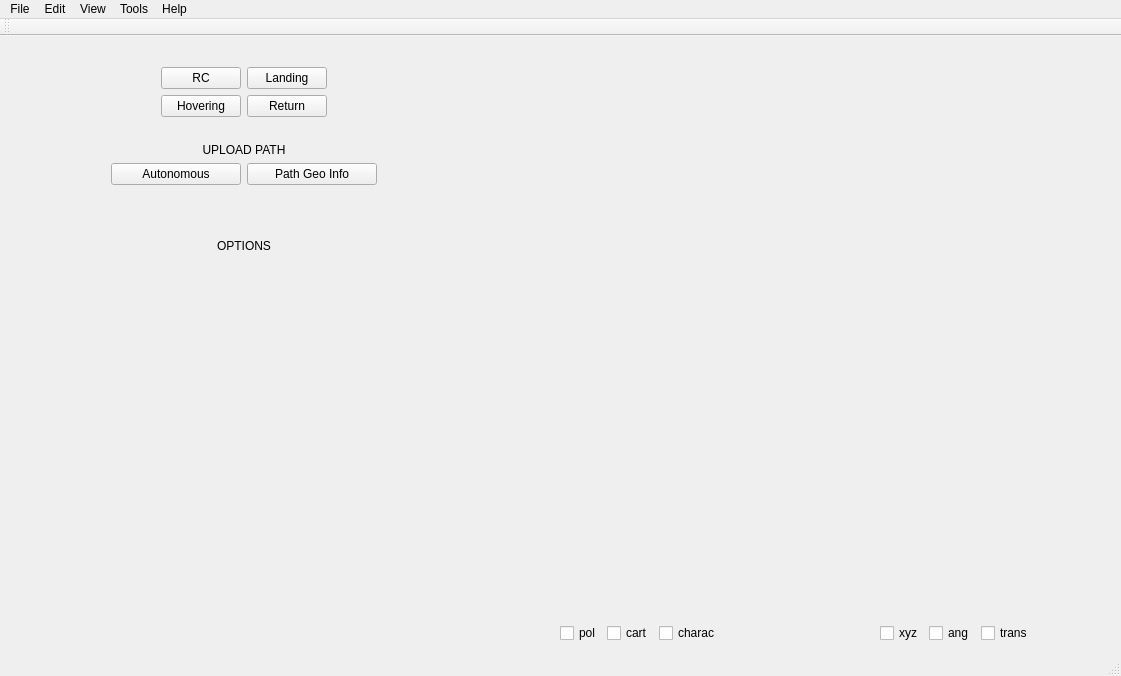
Above: mainwindow.ui from abbasloo/gstation before the change. Below: the same form after it.
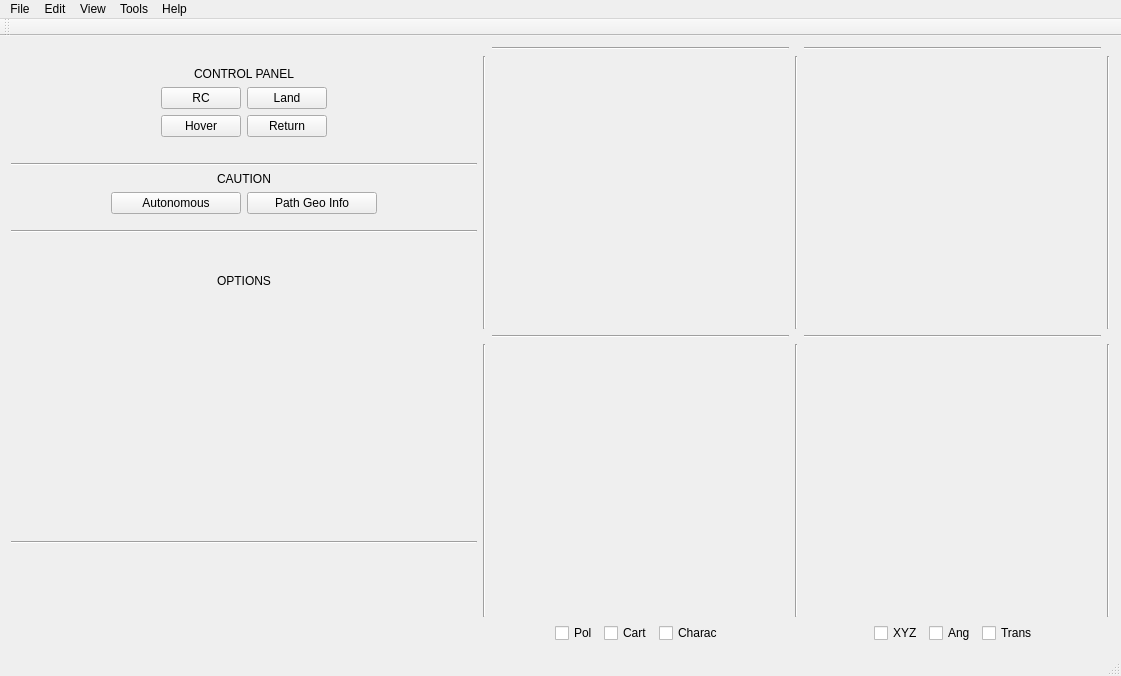
That is the form after the change. Custom widgets are drawn as their Qt base class.

Diff of the .ui file:
```diff
--- a/mainwindow.ui
+++ b/mainwindow.ui
@@ -27,151 +27,168 @@
     </sizepolicy>
    </property>
    <layout class="QGridLayout" name="gridLayout">
+    <item row="1" column="1">
+     <layout class="QGridLayout" name="gridLayout_2">
+      <property name="sizeConstraint">
+       <enum>QLayout::SetDefaultConstraint</enum>
+      </property>
+      <item row="0" column="1">
+       <layout class="QGridLayout" name="gridLayout_12">
+        <item row="0" column="0">
+         <widget class="QCheckBox" name="checkBox_1">
+          <property name="sizePolicy">
+           <sizepolicy hsizetype="Preferred" vsizetype="Preferred">
+            <horstretch>0</horstretch>
+            <verstretch>0</verstretch>
+           </sizepolicy>
+          </property>
+          <property name="text">
+           <string>Pol</string>
+          </property>
+         </widget>
+        </item>
+        <item row="0" column="1">
+         <widget class="QCheckBox" name="checkBox_2">
+          <property name="sizePolicy">
+           <sizepolicy hsizetype="Preferred" vsizetype="Preferred">
+            <horstretch>0</horstretch>
+            <verstretch>0</verstretch>
+           </sizepolicy>
+          </property>
+          <property name="text">
+           <string>Cart</string>
+          </property>
+         </widget>
+        </item>
+        <item row="0" column="2">
+         <widget class="QCheckBox" name="checkBox_3">
+          <property name="sizePolicy">
+           <sizepolicy hsizetype="Preferred" vsizetype="Preferred">
+            <horstretch>0</horstretch>
+            <verstretch>0</verstretch>
+           </sizepolicy>
+          </property>
+          <property name="text">
+           <string>Charac</string>
+          </property>
+         </widget>
+        </item>
+       </layout>
+      </item>
+      <item row="0" column="5">
+       <spacer name="horizontalSpacer_4">
+        <property name="orientation">
+         <enum>Qt::Horizontal</enum>
+        </property>
+        <property name="sizeType">
+         <enum>QSizePolicy::MinimumExpanding</enum>
+        </property>
+        <property name="sizeHint" stdset="0">
+         <size>
+          <width>15</width>
+          <height>10</height>
+         </size>
+        </property>
+       </spacer>
+      </item>
+      <item row="0" column="3">
+       <spacer name="horizontalSpacer_3">
+        <property name="orientation">
+         <enum>Qt::Horizontal</enum>
+        </property>
+        <property name="sizeType">
+         <enum>QSizePolicy::MinimumExpanding</enum>
+        </property>
+        <property name="sizeHint" stdset="0">
+         <size>
+          <width>15</width>
+          <height>10</height>
+         </size>
+        </property>
+       </spacer>
+      </item>
+      <item row="0" column="4">
+       <layout class="QGridLayout" name="gridLayout_13">
+        <item row="0" column="0">
+         <widget class="QCheckBox" name="checkBox_4">
+          <property name="sizePolicy">
+           <sizepolicy hsizetype="Preferred" vsizetype="Preferred">
+            <horstretch>0</horstretch>
+            <verstretch>0</verstretch>
+           </sizepolicy>
+          </property>
+          <property name="text">
+           <string>XYZ</string>
+          </property>
+         </widget>
+        </item>
+        <item row="0" column="1">
+         <widget class="QCheckBox" name="checkBox_5">
+          <property name="sizePolicy">
+           <sizepolicy hsizetype="Preferred" vsizetype="Preferred">
+            <horstretch>0</horstretch>
+            <verstretch>0</verstretch>
+           </sizepolicy>
+          </property>
+          <property name="text">
+           <string>Ang</string>
+          </property>
+         </widget>
+        </item>
+        <item row="0" column="2">
+         <widget class="QCheckBox" name="checkBox_6">
+          <property name="sizePolicy">
+           <sizepolicy hsizetype="Preferred" vsizetype="Preferred">
+            <horstretch>0</horstretch>
+            <verstretch>0</verstretch>
+           </sizepolicy>
+          </property>
+          <property name="text">
+           <string>Trans</string>
+          </property>
+         </widget>
+        </item>
+       </layout>
+      </item>
+      <item row="0" column="0">
+       <spacer name="horizontalSpacer_1">
+        <property name="orientation">
+         <enum>Qt::Horizontal</enum>
+        </property>
+        <property name="sizeType">
+         <enum>QSizePolicy::MinimumExpanding</enum>
+        </property>
+        <property name="sizeHint" stdset="0">
+         <size>
+          <width>15</width>
+          <height>10</height>
+         </size>
+        </property>
+       </spacer>
+      </item>
+      <item row="0" column="2">
+       <spacer name="horizontalSpacer_2">
+        <property name="orientation">
+         <enum>Qt::Horizontal</enum>
+        </property>
+        <property name="sizeType">
+         <enum>QSizePolicy::MinimumExpanding</enum>
+        </property>
+        <property name="sizeHint" stdset="0">
+         <size>
+          <width>15</width>
+          <height>10</height>
+         </size>
+        </property>
+       </spacer>
+      </item>
+     </layout>
+    </item>
     <item row="0" column="0" rowspan="2">
      <layout class="QGridLayout" name="gridLayout_11">
-      <item row="2" column="0">
-       <layout class="QGridLayout" name="gridLayout_8">
-        <item row="0" column="0">
-         <widget class="QLabel" name="label_3">
-          <property name="sizePolicy">
-           <sizepolicy hsizetype="Preferred" vsizetype="Preferred">
-            <horstretch>0</horstretch>
-            <verstretch>0</verstretch>
-           </sizepolicy>
-          </property>
-          <property name="text">
-           <string/>
-          </property>
-          <property name="alignment">
-           <set>Qt::AlignCenter</set>
-          </property>
-         </widget>
-        </item>
-       </layout>
-      </item>
       <item row="0" column="0">
        <layout class="QGridLayout" name="gridLayout_6">
-        <item row="2" column="0">
-         <spacer name="verticalSpacer">
-          <property name="orientation">
-           <enum>Qt::Vertical</enum>
-          </property>
-          <property name="sizeType">
-           <enum>QSizePolicy::Preferred</enum>
-          </property>
-          <property name="sizeHint" stdset="0">
-           <size>
-            <width>10</width>
-            <height>20</height>
-           </size>
-          </property>
-         </spacer>
-        </item>
-        <item row="0" column="0">
-         <spacer name="verticalSpacer_2">
-          <property name="orientation">
-           <enum>Qt::Vertical</enum>
-          </property>
-          <property name="sizeType">
-           <enum>QSizePolicy::Preferred</enum>
-          </property>
-          <property name="sizeHint" stdset="0">
-           <size>
-            <width>10</width>
-            <height>20</height>
-           </size>
-          </property>
-         </spacer>
-        </item>
-        <item row="1" column="0">
-         <layout class="QGridLayout" name="gridLayout_3">
-          <item row="1" column="3">
-           <widget class="QPushButton" name="pushButton_2">
-            <property name="sizePolicy">
-             <sizepolicy hsizetype="Preferred" vsizetype="Preferred">
-              <horstretch>0</horstretch>
-              <verstretch>0</verstretch>
-             </sizepolicy>
-            </property>
-            <property name="text">
-             <string>Return</string>
-            </property>
-           </widget>
-          </item>
-          <item row="1" column="1">
-           <widget class="QPushButton" name="pushButton_4">
-            <property name="sizePolicy">
-             <sizepolicy hsizetype="Preferred" vsizetype="Preferred">
-              <horstretch>0</horstretch>
-              <verstretch>0</verstretch>
-             </sizepolicy>
-            </property>
-            <property name="text">
-             <string>Hovering</string>
-            </property>
-           </widget>
-          </item>
-          <item row="0" column="1">
-           <widget class="QPushButton" name="pushButton_1">
-            <property name="sizePolicy">
-             <sizepolicy hsizetype="Preferred" vsizetype="Preferred">
-              <horstretch>0</horstretch>
-              <verstretch>0</verstretch>
-             </sizepolicy>
-            </property>
-            <property name="text">
-             <string>RC</string>
-            </property>
-           </widget>
-          </item>
-          <item row="0" column="3">
-           <widget class="QPushButton" name="pushButton_3">
-            <property name="sizePolicy">
-             <sizepolicy hsizetype="Preferred" vsizetype="Preferred">
-              <horstretch>0</horstretch>
-              <verstretch>0</verstretch>
-             </sizepolicy>
-            </property>
-            <property name="text">
-             <string>Landing</string>
-            </property>
-           </widget>
-          </item>
-          <item row="0" column="0">
-           <spacer name="horizontalSpacer">
-            <property name="orientation">
-             <enum>Qt::Horizontal</enum>
-            </property>
-            <property name="sizeType">
-             <enum>QSizePolicy::Maximum</enum>
-            </property>
-            <property name="sizeHint" stdset="0">
-             <size>
-              <width>150</width>
-              <height>10</height>
-             </size>
-            </property>
-           </spacer>
-          </item>
-          <item row="0" column="4">
-           <spacer name="horizontalSpacer_5">
-            <property name="orientation">
-             <enum>Qt::Horizontal</enum>
-            </property>
-            <property name="sizeType">
-             <enum>QSizePolicy::Maximum</enum>
-            </property>
-            <property name="sizeHint" stdset="0">
-             <size>
-              <width>150</width>
-              <height>10</height>
-             </size>
-            </property>
-           </spacer>
-          </item>
-         </layout>
-        </item>
-        <item row="3" column="0">
+        <item row="5" column="0">
          <layout class="QGridLayout" name="gridLayout_5">
           <item row="1" column="0">
            <layout class="QGridLayout" name="gridLayout_4">
@@ -183,6 +200,12 @@
                 <verstretch>0</verstretch>
                </sizepolicy>
               </property>
+              <property name="minimumSize">
+               <size>
+                <width>0</width>
+                <height>0</height>
+               </size>
+              </property>
               <property name="text">
                <string>Path Geo Info</string>
               </property>
@@ -202,7 +225,7 @@
              </widget>
             </item>
             <item row="0" column="0">
-             <spacer name="horizontalSpacer_7">
+             <spacer name="horizontalSpacer_8">
               <property name="orientation">
                <enum>Qt::Horizontal</enum>
               </property>
@@ -218,7 +241,7 @@
              </spacer>
             </item>
             <item row="0" column="3">
-             <spacer name="horizontalSpacer_6">
+             <spacer name="horizontalSpacer_7">
               <property name="orientation">
                <enum>Qt::Horizontal</enum>
               </property>
@@ -250,7 +273,7 @@
              </size>
             </property>
             <property name="text">
-             <string>UPLOAD PATH</string>
+             <string>CAUTION</string>
             </property>
             <property name="alignment">
              <set>Qt::AlignCenter</set>
@@ -259,11 +282,157 @@
           </item>
          </layout>
         </item>
+        <item row="0" column="0">
+         <spacer name="verticalSpacer_2">
+          <property name="orientation">
+           <enum>Qt::Vertical</enum>
+          </property>
+          <property name="sizeType">
+           <enum>QSizePolicy::Maximum</enum>
+          </property>
+          <property name="sizeHint" stdset="0">
+           <size>
+            <width>10</width>
+            <height>20</height>
+           </size>
+          </property>
+         </spacer>
+        </item>
+        <item row="2" column="0">
+         <layout class="QGridLayout" name="gridLayout_3">
+          <item row="1" column="3">
+           <widget class="QPushButton" name="pushButton_2">
+            <property name="sizePolicy">
+             <sizepolicy hsizetype="Preferred" vsizetype="Preferred">
+              <horstretch>0</horstretch>
+              <verstretch>0</verstretch>
+             </sizepolicy>
+            </property>
+            <property name="text">
+             <string>Return</string>
+            </property>
+           </widget>
+          </item>
+          <item row="1" column="1">
+           <widget class="QPushButton" name="pushButton_4">
+            <property name="sizePolicy">
+             <sizepolicy hsizetype="Preferred" vsizetype="Preferred">
+              <horstretch>0</horstretch>
+              <verstretch>0</verstretch>
+             </sizepolicy>
+            </property>
+            <property name="text">
+             <string>Hover</string>
+            </property>
+           </widget>
+          </item>
+          <item row="0" column="1">
+           <widget class="QPushButton" name="pushButton_1">
+            <property name="sizePolicy">
+             <sizepolicy hsizetype="Preferred" vsizetype="Preferred">
+              <horstretch>0</horstretch>
+              <verstretch>0</verstretch>
+             </sizepolicy>
+            </property>
+            <property name="text">
+             <string>RC</string>
+            </property>
+           </widget>
+          </item>
+          <item row="0" column="3">
+           <widget class="QPushButton" name="pushButton_3">
+            <property name="sizePolicy">
+             <sizepolicy hsizetype="Preferred" vsizetype="Preferred">
+              <horstretch>0</horstretch>
+              <verstretch>0</verstretch>
+             </sizepolicy>
+            </property>
+            <property name="text">
+             <string>Land</string>
+            </property>
+            <property name="iconSize">
+             <size>
+              <width>16</width>
+              <height>16</height>
+             </size>
+            </property>
+           </widget>
+          </item>
+          <item row="0" column="0">
+           <spacer name="horizontalSpacer_6">
+            <property name="orientation">
+             <enum>Qt::Horizontal</enum>
+            </property>
+            <property name="sizeType">
+             <enum>QSizePolicy::Maximum</enum>
+            </property>
+            <property name="sizeHint" stdset="0">
+             <size>
+              <width>150</width>
+              <height>10</height>
+             </size>
+            </property>
+           </spacer>
+          </item>
+          <item row="0" column="4">
+           <spacer name="horizontalSpacer_5">
+            <property name="orientation">
+             <enum>Qt::Horizontal</enum>
+            </property>
+            <property name="sizeType">
+             <enum>QSizePolicy::Maximum</enum>
+            </property>
+            <property name="sizeHint" stdset="0">
+             <size>
+              <width>150</width>
+              <height>10</height>
+             </size>
+            </property>
+           </spacer>
+          </item>
+         </layout>
+        </item>
+        <item row="3" column="0">
+         <spacer name="verticalSpacer">
+          <property name="orientation">
+           <enum>Qt::Vertical</enum>
+          </property>
+          <property name="sizeType">
+           <enum>QSizePolicy::Maximum</enum>
+          </property>
+          <property name="sizeHint" stdset="0">
+           <size>
+            <width>10</width>
+            <height>20</height>
+           </size>
+          </property>
+         </spacer>
+        </item>
+        <item row="1" column="0">
+         <widget class="QLabel" name="label_6">
+          <property name="lineWidth">
+           <number>1</number>
+          </property>
+          <property name="text">
+           <string>CONTROL PANEL</string>
+          </property>
+          <property name="alignment">
+           <set>Qt::AlignCenter</set>
+          </property>
+         </widget>
+        </item>
+        <item row="4" column="0">
+         <widget class="Line" name="line">
+          <property name="orientation">
+           <enum>Qt::Horizontal</enum>
+          </property>
+         </widget>
+        </item>
        </layout>
       </item>
-      <item row="1" column="0">
+      <item row="2" column="0">
        <layout class="QGridLayout" name="gridLayout_7">
-        <item row="0" column="0">
+        <item row="1" column="0">
          <widget class="QLabel" name="label_2">
           <property name="sizePolicy">
            <sizepolicy hsizetype="Preferred" vsizetype="Preferred">
@@ -279,9 +448,16 @@
           </property>
          </widget>
         </item>
+        <item row="0" column="0">
+         <widget class="Line" name="line_2">
+          <property name="orientation">
+           <enum>Qt::Horizontal</enum>
+          </property>
+         </widget>
+        </item>
        </layout>
       </item>
-      <item row="3" column="0">
+      <item row="4" column="0">
        <layout class="QGridLayout" name="gridLayout_9">
         <item row="0" column="0">
          <widget class="QLabel" name="label_4">
@@ -301,9 +477,31 @@
         </item>
        </layout>
       </item>
-      <item row="4" column="0">
+      <item row="7" column="0">
        <layout class="QGridLayout" name="gridLayout_10">
+        <item row="0" column="1">
+         <spacer name="horizontalSpacer_9">
+          <property name="orientation">
+           <enum>Qt::Horizontal</enum>
+          </property>
+          <property name="sizeType">
+           <enum>QSizePolicy::Maximum</enum>
+          </property>
+          <property name="sizeHint" stdset="0">
+           <size>
+            <width>80</width>
+            <height>10</height>
+           </size>
+          </property>
+         </spacer>
+        </item>
         <item row="0" column="0">
+         <widget class="ImageWidget" name="widget_6" native="true"/>
+        </item>
+        <item row="0" column="2">
+         <widget class="QWidget" name="widget_5" native="true"/>
+        </item>
+        <item row="0" column="3">
          <widget class="QLabel" name="label_5">
           <property name="sizePolicy">
            <sizepolicy hsizetype="Preferred" vsizetype="Preferred">
@@ -321,6 +519,65 @@
         </item>
        </layout>
       </item>
+      <item row="5" column="0">
+       <spacer name="verticalSpacer_3">
+        <property name="orientation">
+         <enum>Qt::Vertical</enum>
+        </property>
+        <property name="sizeType">
+         <enum>QSizePolicy::Maximum</enum>
+        </property>
+        <property name="sizeHint" stdset="0">
+         <size>
+          <width>13</width>
+          <height>13</height>
+         </size>
+        </property>
+       </spacer>
+      </item>
+      <item row="3" column="0">
+       <layout class="QGridLayout" name="gridLayout_8">
+        <item row="0" column="0">
+         <widget class="QLabel" name="label_3">
+          <property name="sizePolicy">
+           <sizepolicy hsizetype="Preferred" vsizetype="Preferred">
+            <horstretch>0</horstretch>
+            <verstretch>0</verstretch>
+           </sizepolicy>
+          </property>
+          <property name="text">
+           <string/>
+          </property>
+          <property name="alignment">
+           <set>Qt::AlignCenter</set>
+          </property>
+         </widget>
+        </item>
+       </layout>
+      </item>
+      <item row="1" column="0">
+       <spacer name="verticalSpacer_4">
+        <property name="orientation">
+         <enum>Qt::Vertical</enum>
+        </property>
+        <property name="sizeType">
+         <enum>QSizePolicy::Fixed</enum>
+        </property>
+        <property name="sizeHint" stdset="0">
+         <size>
+          <width>10</width>
+          <height>10</height>
+         </size>
+        </property>
+       </spacer>
+      </item>
+      <item row="6" column="0">
+       <widget class="Line" name="line_9">
+        <property name="orientation">
+         <enum>Qt::Horizontal</enum>
+        </property>
+       </widget>
+      </item>
      </layout>
     </item>
     <item row="0" column="1">
@@ -328,27 +585,7 @@
       <property name="sizeConstraint">
        <enum>QLayout::SetDefaultConstraint</enum>
       </property>
-      <item row="0" column="0">
-       <widget class="ImageWidget" name="widget_1" native="true">
-        <property name="sizePolicy">
-         <sizepolicy hsizetype="Expanding" vsizetype="Expanding">
-          <horstretch>0</horstretch>
-          <verstretch>0</verstretch>
-         </sizepolicy>
-        </property>
-       </widget>
-      </item>
-      <item row="1" column="0">
-       <widget class="QCustomPlot" name="widget_2" native="true">
-        <property name="sizePolicy">
-         <sizepolicy hsizetype="Expanding" vsizetype="Expanding">
-          <horstretch>0</horstretch>
-          <verstretch>0</verstretch>
-         </sizepolicy>
-        </property>
-       </widget>
-      </item>
-      <item row="1" column="1">
+      <item row="3" column="3">
        <widget class="QCustomPlot" name="widget_4" native="true">
         <property name="enabled">
          <bool>true</bool>
@@ -364,7 +601,17 @@
         </property>
        </widget>
       </item>
-      <item row="0" column="1">
+      <item row="1" column="1">
+       <widget class="ImageWidget" name="widget_1" native="true">
+        <property name="sizePolicy">
+         <sizepolicy hsizetype="Expanding" vsizetype="Expanding">
+          <horstretch>0</horstretch>
+          <verstretch>0</verstretch>
+         </sizepolicy>
+        </property>
+       </widget>
+      </item>
+      <item row="1" column="3">
        <widget class="QWidget" name="widget_3" native="true">
         <property name="sizePolicy">
          <sizepolicy hsizetype="Expanding" vsizetype="Expanding">
@@ -374,150 +621,85 @@
         </property>
        </widget>
       </item>
-     </layout>
-    </item>
-    <item row="1" column="1">
-     <layout class="QGridLayout" name="gridLayout_2">
-      <property name="sizeConstraint">
-       <enum>QLayout::SetDefaultConstraint</enum>
-      </property>
-      <item row="0" column="0">
-       <spacer name="horizontalSpacer_1">
+      <item row="1" column="2">
+       <widget class="Line" name="line_3">
         <property name="orientation">
-         <enum>Qt::Horizontal</enum>
+         <enum>Qt::Vertical</enum>
         </property>
-        <property name="sizeHint" stdset="0">
-         <size>
-          <width>40</width>
-          <height>20</height>
-         </size>
+       </widget>
+      </item>
+      <item row="3" column="1">
+       <widget class="QCustomPlot" name="widget_2" native="true">
+        <property name="sizePolicy">
+         <sizepolicy hsizetype="Expanding" vsizetype="Expanding">
+          <horstretch>0</horstretch>
+          <verstretch>0</verstretch>
+         </sizepolicy>
         </property>
-       </spacer>
+       </widget>
+      </item>
+      <item row="1" column="0">
+       <widget class="Line" name="line_7">
+        <property name="orientation">
+         <enum>Qt::Vertical</enum>
+        </property>
+       </widget>
+      </item>
+      <item row="3" column="0">
+       <widget class="Line" name="line_8">
+        <property name="orientation">
+         <enum>Qt::Vertical</enum>
+        </property>
+       </widget>
       </item>
       <item row="0" column="3">
-       <spacer name="horizontalSpacer_3">
+       <widget class="Line" name="line_11">
         <property name="orientation">
          <enum>Qt::Horizontal</enum>
         </property>
-        <property name="sizeHint" stdset="0">
-         <size>
-          <width>40</width>
-          <height>20</height>
-         </size>
+       </widget>
+      </item>
+      <item row="3" column="2">
+       <widget class="Line" name="line_4">
+        <property name="orientation">
+         <enum>Qt::Vertical</enum>
         </property>
-       </spacer>
+       </widget>
       </item>
       <item row="0" column="1">
-       <layout class="QGridLayout" name="gridLayout_12">
-        <item row="0" column="0">
-         <widget class="QCheckBox" name="checkBox_1">
-          <property name="sizePolicy">
-           <sizepolicy hsizetype="Preferred" vsizetype="Preferred">
-            <horstretch>0</horstretch>
-            <verstretch>0</verstretch>
-           </sizepolicy>
-          </property>
-          <property name="text">
-           <string>pol</string>
-          </property>
-         </widget>
-        </item>
-        <item row="0" column="1">
-         <widget class="QCheckBox" name="checkBox_2">
-          <property name="sizePolicy">
-           <sizepolicy hsizetype="Preferred" vsizetype="Preferred">
-            <horstretch>0</horstretch>
-            <verstretch>0</verstretch>
-           </sizepolicy>
-          </property>
-          <property name="text">
-           <string>cart</string>
-          </property>
-         </widget>
-        </item>
-        <item row="0" column="2">
-         <widget class="QCheckBox" name="checkBox_3">
-          <property name="sizePolicy">
-           <sizepolicy hsizetype="Preferred" vsizetype="Preferred">
-            <horstretch>0</horstretch>
-            <verstretch>0</verstretch>
-           </sizepolicy>
-          </property>
-          <property name="text">
-           <string>charac</string>
-          </property>
-         </widget>
-        </item>
-       </layout>
+       <widget class="Line" name="line_12">
+        <property name="orientation">
+         <enum>Qt::Horizontal</enum>
+        </property>
+       </widget>
       </item>
-      <item row="0" column="2">
-       <spacer name="horizontalSpacer_2">
+      <item row="2" column="3">
+       <widget class="Line" name="line_6">
         <property name="orientation">
          <enum>Qt::Horizontal</enum>
         </property>
-        <property name="sizeHint" stdset="0">
-         <size>
-          <width>40</width>
-          <height>20</height>
-         </size>
-        </property>
-       </spacer>
+       </widget>
       </item>
-      <item row="0" column="4">
-       <layout class="QGridLayout" name="gridLayout_13">
-        <item row="0" column="0">
-         <widget class="QCheckBox" name="checkBox_4">
-          <property name="sizePolicy">
-           <sizepolicy hsizetype="Preferred" vsizetype="Preferred">
-            <horstretch>0</horstretch>
-            <verstretch>0</verstretch>
-           </sizepolicy>
-          </property>
-          <property name="text">
-           <string>xyz</string>
-          </property>
-         </widget>
-        </item>
-        <item row="0" column="1">
-         <widget class="QCheckBox" name="checkBox_5">
-          <property name="sizePolicy">
-           <sizepolicy hsizetype="Preferred" vsizetype="Preferred">
-            <horstretch>0</horstretch>
-            <verstretch>0</verstretch>
-           </sizepolicy>
-          </property>
-          <property name="text">
-           <string>ang</string>
-          </property>
-         </widget>
-        </item>
-        <item row="0" column="2">
-         <widget class="QCheckBox" name="checkBox_6">
-          <property name="sizePolicy">
-           <sizepolicy hsizetype="Preferred" vsizetype="Preferred">
-            <horstretch>0</horstretch>
-            <verstretch>0</verstretch>
-           </sizepolicy>
-          </property>
-          <property name="text">
-           <string>trans</string>
-          </property>
-         </widget>
-        </item>
-       </layout>
-      </item>
-      <item row="0" column="5">
-       <spacer name="horizontalSpacer_4">
+      <item row="2" column="1">
+       <widget class="Line" name="line_5">
         <property name="orientation">
          <enum>Qt::Horizontal</enum>
         </property>
-        <property name="sizeHint" stdset="0">
-         <size>
-          <width>40</width>
-          <height>20</height>
-         </size>
+       </widget>
+      </item>
+      <item row="3" column="4">
+       <widget class="Line" name="line_10">
+        <property name="orientation">
+         <enum>Qt::Vertical</enum>
         </property>
-       </spacer>
+       </widget>
+      </item>
+      <item row="1" column="4">
+       <widget class="Line" name="line_13">
+        <property name="orientation">
+         <enum>Qt::Vertical</enum>
+        </property>
+       </widget>
       </item>
      </layout>
     </item>
```
Left out of the diff: 2 changed lines with no effect on the pictures.
